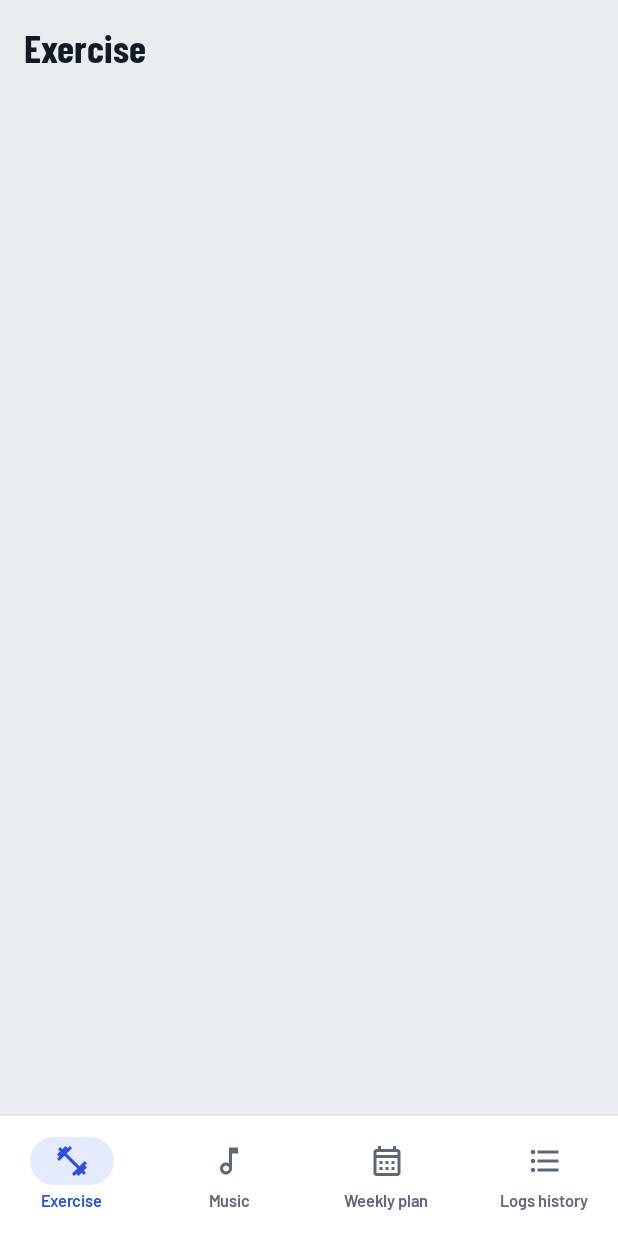
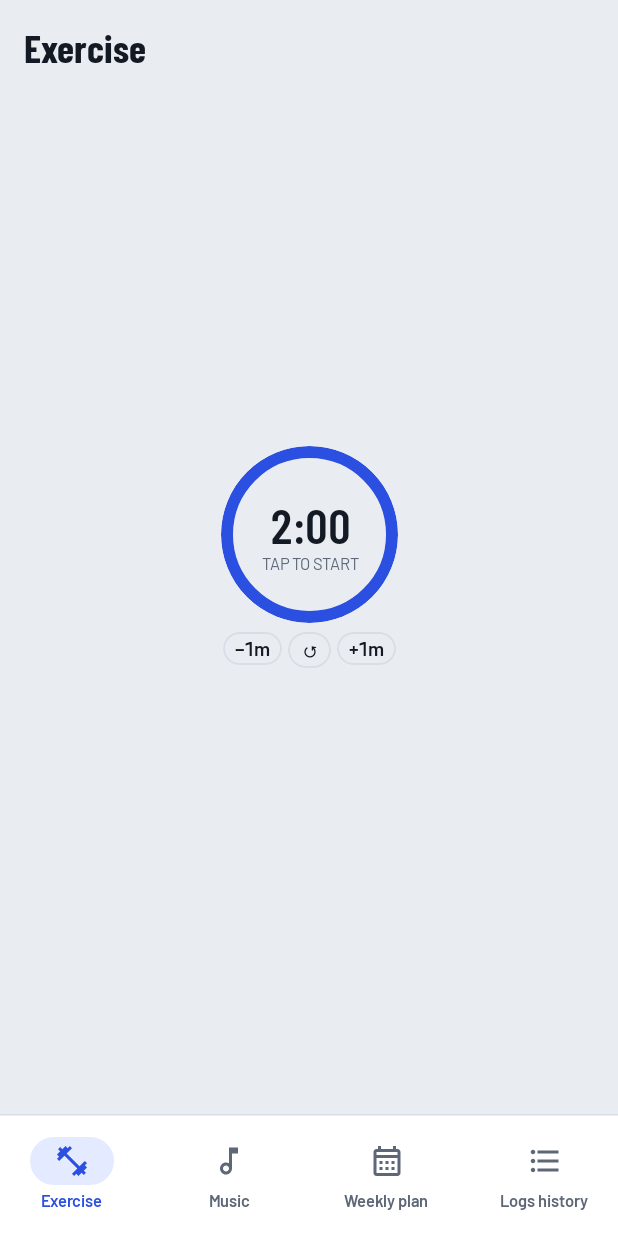
Before and after one commit to Adam314Markowski/VibeYourGame, an Android app built with Jetpack Compose: the screen it shows after launch (MainActivity), on a phone screen of 412 x 824 dp. Run offline under Robolectric (Android 15) with nearby library versions, the phone set to English and light mode, and no system bars; our stand-ins replace Room's generated code.

Commit message:
3.b.TimerService fix

```diff
--- a/app/src/main/java/com/byd/workout/timer/TimerPanel.kt
+++ b/app/src/main/java/com/byd/workout/timer/TimerPanel.kt
@@ -35,10 +35,12 @@ import androidx.compose.ui.geometry.Size
 import androidx.compose.ui.graphics.StrokeCap
 import androidx.compose.ui.graphics.drawscope.Stroke
 import androidx.compose.ui.platform.LocalContext
+import androidx.compose.ui.res.stringResource
 import androidx.compose.ui.text.style.TextAlign
 import androidx.compose.ui.unit.dp
 import androidx.lifecycle.compose.collectAsStateWithLifecycle
 import com.byd.workout.BydApp
+import com.byd.workout.R
 import com.byd.workout.ui.theme.BydShapes
 import com.byd.workout.ui.theme.BydTheme
 import com.byd.workout.ui.theme.BydType
@@ -158,10 +160,10 @@ fun TimerPanel(modifier: Modifier = Modifier) {
                 )
                 Text(
                     text = when {
-                        remaining <= 0.0 -> "TIME'S UP"
-                        timerState.running -> "TAP TO PAUSE"
-                        remaining >= timerState.totalSec -> "TAP TO START"
-                        else -> "PAUSED"
+                        remaining <= 0.0 -> stringResource(R.string.timer_times_up)
+                        timerState.running -> stringResource(R.string.timer_tap_to_pause)
+                        remaining >= timerState.totalSec -> stringResource(R.string.timer_tap_to_start)
+                        else -> stringResource(R.string.timer_paused)
                     },
                     style = BydType.tiny,
                     color = BydTheme.colors.muted,
--- a/app/src/main/java/com/byd/workout/ui/exercise/ExerciseScreen.kt
+++ b/app/src/main/java/com/byd/workout/ui/exercise/ExerciseScreen.kt
@@ -1,11 +1,24 @@
 package com.byd.workout.ui.exercise
 
+import androidx.compose.foundation.layout.Box
+import androidx.compose.foundation.layout.fillMaxSize
+import androidx.compose.foundation.layout.padding
 import androidx.compose.runtime.Composable
+import androidx.compose.ui.Alignment
+import androidx.compose.ui.Modifier
 import androidx.compose.ui.res.stringResource
 import com.byd.workout.R
-import com.byd.workout.ui.components.PlaceholderScreen
+import com.byd.workout.timer.TimerPanel
+import com.byd.workout.ui.components.ScreenTitle
+import com.byd.workout.ui.theme.BydSpacing
 
 @Composable
 fun ExerciseScreen() {
-    PlaceholderScreen(stringResource(R.string.tab_exercise))
+    Box(Modifier.fillMaxSize()) {
+        ScreenTitle(
+            text = stringResource(R.string.tab_exercise),
+            modifier = Modifier.padding(BydSpacing.screen)
+        )
+        TimerPanel(Modifier.align(Alignment.Center))
+    }
 }
--- a/app/src/main/res/values/strings.xml
+++ b/app/src/main/res/values/strings.xml
@@ -67,4 +67,9 @@
     <string name="timer_done">Time\'s up</string>
     <string name="channel_timer">Rest timer</string>
     <string name="channel_timer_done">Time\'s up</string>
+
+    <string name="timer_tap_to_start">TAP TO START</string>
+    <string name="timer_tap_to_pause">TAP TO PAUSE</string>
+    <string name="timer_paused">PAUSED</string>
+    <string name="timer_times_up">TIME\'S UP</string>
 </resources>
```
Also changed, not shown: app/src/main/java/com/byd/workout/ui/music/MusicScreen.kt (+1 -6 lines), 1 other file.
